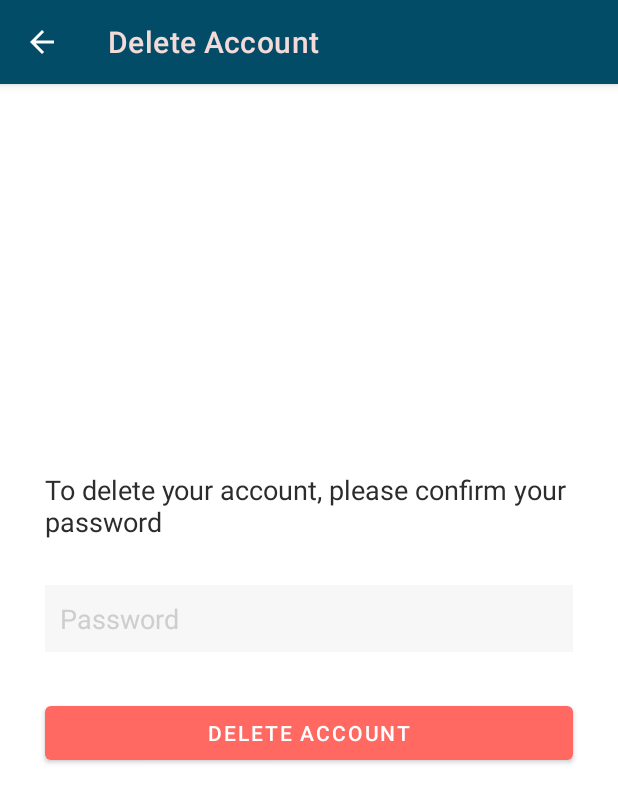
After one commit to YutingShang/SocialMemedia, an Android app: the DeleteAccountActivity screen opened directly, with no data from a screen before it, on a phone screen of 412 x 824 dp. The commit adds this screen. Shown: the top 803 px of the screen. Run offline under Robolectric (Android 15) with nearby library versions, the phone set to English and light mode, and no system bars; our stand-ins replace Firebase (no records; nobody signed in at launch, a user with empty details on screens opened directly).

Commit message:
Memedia User Re-Auth Delete Account and Last Message ListView Social Memedia V 4.0

```diff
--- /dev/null
+++ b/app/src/main/java/com/example/socialmemedia/DeleteAccountActivity.java
@@ -0,0 +1,137 @@
+package com.example.socialmemedia;
+
+import androidx.annotation.NonNull;
+import androidx.appcompat.app.AppCompatActivity;
+import androidx.appcompat.widget.Toolbar;
+
+import android.content.Intent;
+import android.os.Bundle;
+import android.util.Log;
+import android.view.View;
+import android.widget.Button;
+import android.widget.EditText;
+import android.widget.Toast;
+
+import com.google.android.gms.tasks.OnCompleteListener;
+import com.google.android.gms.tasks.OnFailureListener;
+import com.google.android.gms.tasks.Task;
+import com.google.firebase.auth.AuthCredential;
+import com.google.firebase.auth.EmailAuthCredential;
+import com.google.firebase.auth.EmailAuthProvider;
+import com.google.firebase.auth.FirebaseAuth;
+import com.google.firebase.auth.FirebaseUser;
+import com.google.firebase.database.DatabaseReference;
+import com.google.firebase.database.FirebaseDatabase;
+
+import java.util.Set;
+
+import static android.content.ContentValues.TAG;
+
+public class DeleteAccountActivity extends AppCompatActivity {
+
+    Button deleteButton;
+    EditText password;
+    Toolbar toolbar;
+    FirebaseAuth mAuth;
+    DatabaseReference databaseReference;
+
+    @Override
+    protected void onCreate(Bundle savedInstanceState) {
+        super.onCreate(savedInstanceState);
+        setContentView(R.layout.activity_delete_account);
+
+        password= findViewById(R.id.password);
+        deleteButton=findViewById(R.id.deleteAccountButton);
+        toolbar=findViewById(R.id.toolbar);
+        mAuth= FirebaseAuth.getInstance();
+        databaseReference= FirebaseDatabase.getInstance().getReference();
+
+        setSupportActionBar(toolbar);
+        toolbar.setNavigationOnClickListener(new View.OnClickListener() {
+            @Override
+            public void onClick(View v) {
+                Intent intent= new Intent(DeleteAccountActivity.this, SettingsActivity.class);
+                startActivity(intent);
+                overridePendingTransition(R.anim.slide_in_left,R.anim.slide_out_right);
+                //smooth page transition animation
+            }
+        });
+
+        deleteButton.setOnClickListener(new View.OnClickListener() {
+            @Override
+            public void onClick(View v) {
+                //re-authenticate user
+                if(password.getText().toString().trim().isEmpty()){
+                    Toast.makeText(DeleteAccountActivity.this, "Please enter your password", Toast.LENGTH_SHORT).show();
+                } else if (mAuth.getCurrentUser() != null) {
+                    AuthCredential authCredential = EmailAuthProvider.getCredential(mAuth.getCurrentUser().getEmail(), password.getText().toString().trim());
+
+                    mAuth.getCurrentUser().reauthenticate(authCredential).addOnCompleteListener(new OnCompleteListener<Void>() {
+                        @Override
+                        public void onComplete(@NonNull Task<Void> task) {
+                            if (task.isSuccessful()) {
+                                //delete firebase account and database details
+                                databaseReference.child("users").child(mAuth.getCurrentUser().getUid()).removeValue().addOnCompleteListener(new OnCompleteListener<Void>() {
+                                    @Override
+                                    public void onComplete(@NonNull Task<Void> task) {
+                                        Log.d(TAG, "onComplete: Deleted from database");
+                                    }
+                                }).addOnFailureListener(new OnFailureListener() {
+                                    @Override
+                                    public void onFailure(@NonNull Exception e) {
+                                        Log.d(TAG, "onFailure: not deleted from database. " + e.getMessage());
+                                    }
+                                });
+
+                                mAuth.getCurrentUser().delete().addOnCompleteListener(new OnCompleteListener<Void>() {    //deletes user from firebase authentication
+                                    @Override
+                                    public void onComplete(@NonNull Task<Void> task) {
+                                        if (task.isSuccessful()) {
+                                            Log.d(TAG, "onComplete: User account deleted");
+                                            Toast.makeText(DeleteAccountActivity.this, "User account deleted", Toast.LENGTH_SHORT).show();
+
+                                            Intent intent = new Intent(DeleteAccountActivity.this, SignUpActivity.class);
+                                            startActivity(intent);    //goes back to sign in page
+                                        }
+                                    }
+                                }).addOnFailureListener(new OnFailureListener() {
+                                    @Override
+                                    public void onFailure(@NonNull Exception e) {
+                                        Log.d(TAG, "onFailure: Error in deleting account. " + e.getMessage());
+                                        Toast.makeText(DeleteAccountActivity.this, "Error in deleting account. Log in again to retry.  " + e.getMessage(), Toast.LENGTH_SHORT).show();
+                                    }
+                                });
+
+                            }
+                        }
+                    }).addOnFailureListener(new OnFailureListener() {
+                        @Override
+                        public void onFailure(@NonNull  Exception e) {
+                            //ask to retry password
+                            Toast.makeText(DeleteAccountActivity.this, "Password incorrect. Please try again. "+e.getMessage(), Toast.LENGTH_SHORT).show();
+                            Log.d(TAG, "onFailure: to re-authenticate. "+e.getMessage());
+                        }
+                    });
+                }
+            }
+        });
+
+    }
+
+    @Override
+    public void onStart(){
+        super.onStart();
+        mAuth=FirebaseAuth.getInstance();
+        if(mAuth.getCurrentUser()==null){
+            Intent intent= new Intent(DeleteAccountActivity.this,SignUpActivity.class);
+            startActivity(intent);
+            //prevent glitches on signing up to this page
+        }
+    }
+
+    @Override
+    public void onBackPressed(){
+        super.onBackPressed();
+        overridePendingTransition(R.anim.slide_in_left,R.anim.slide_out_right);
+    }
+}
--- a/app/src/main/res/drawable/chat_background_left.xml
+++ b/app/src/main/res/drawable/chat_background_left.xml
@@ -3,7 +3,7 @@
     android:shape="rectangle">
 
     <corners
-        android:radius="10dp"
+        android:radius="16dp"
         android:topLeftRadius="0dp"/>
 
     <solid android:color="@color/fresco_pink"/>
--- a/app/src/main/res/drawable/chat_background_right.xml
+++ b/app/src/main/res/drawable/chat_background_right.xml
@@ -3,7 +3,7 @@
     android:shape="rectangle">
 
     <corners
-        android:radius="10dp"
+        android:radius="16dp"
         android:topRightRadius="0dp"/>
 
     <solid android:color="@color/fresco_blue"/>
--- /dev/null
+++ b/app/src/main/res/layout/activity_delete_account.xml
@@ -0,0 +1,72 @@
+<?xml version="1.0" encoding="utf-8"?>
+<androidx.constraintlayout.widget.ConstraintLayout xmlns:android="http://schemas.android.com/apk/res/android"
+    xmlns:app="http://schemas.android.com/apk/res-auto"
+    xmlns:tools="http://schemas.android.com/tools"
+    android:layout_width="match_parent"
+    android:layout_height="match_parent"
+    tools:context=".DeleteAccountActivity">
+
+    <androidx.appcompat.widget.Toolbar
+        android:id="@+id/toolbar"
+        android:layout_width="match_parent"
+        android:layout_height="?attr/actionBarSize"
+        android:background="@color/fresco_blue"
+        android:elevation="4dp"
+        android:theme="@style/ThemeOverlay.AppCompat.Dark.ActionBar"
+        app:layout_constraintTop_toTopOf="parent"
+        app:navigationIcon="?homeAsUpIndicator"
+        app:title="Delete Account"
+        app:titleTextColor="@color/fresco_pink" />
+
+    <EditText
+        android:id="@+id/password"
+        android:layout_width="match_parent"
+        android:layout_height="wrap_content"
+        android:layout_marginHorizontal="@dimen/widerGeneralSpace"
+        android:background="@color/transparent_off_white"
+        android:ems="10"
+        android:hint="Password"
+        android:inputType="textPassword"
+        android:paddingVertical="@dimen/generalSpace"
+        android:paddingLeft="@dimen/generalSpace"
+        android:textColor="@color/fresco_blue"
+        android:textColorHint="@color/light_grey"
+        android:textCursorDrawable="@drawable/custom_edit_text_cursor"
+        app:layout_constraintBottom_toBottomOf="parent"
+        app:layout_constraintEnd_toEndOf="parent"
+        app:layout_constraintHorizontal_bias="0.5"
+        app:layout_constraintStart_toStartOf="parent"
+        app:layout_constraintTop_toTopOf="parent" />
+
+    <TextView
+        android:id="@+id/deletion_text"
+        android:layout_width="match_parent"
+        android:layout_height="wrap_content"
+        android:text="@string/deletion_instructions"
+        app:layout_constraintBottom_toTopOf="@+id/password"
+        app:layout_constraintEnd_toEndOf="parent"
+        app:layout_constraintHorizontal_bias="0.5"
+        app:layout_constraintStart_toStartOf="parent"
+        android:layout_marginHorizontal="@dimen/widerGeneralSpace"
+        android:layout_marginVertical="@dimen/widerGeneralSpace"
+        android:textSize="@dimen/textSize"
+        style="@style/Theme.SocialMemedia"/>
+
+    <Button
+        android:id="@+id/deleteAccountButton"
+        android:layout_width="match_parent"
+        android:layout_height="wrap_content"
+        android:layout_marginHorizontal="30dp"
+        android:layout_marginTop="0dp"
+        app:backgroundTint="@color/pastel_red"
+        android:textColor="@color/white"
+        android:text="@string/delete_account"
+        app:layout_constraintLeft_toLeftOf="parent"
+        app:layout_constraintRight_toRightOf="parent"
+        android:layout_margin="@dimen/widerGeneralSpace"
+        app:layout_constraintTop_toBottomOf="@+id/password" />
+
+
+
+
+</androidx.constraintlayout.widget.ConstraintLayout>
--- a/app/src/main/res/values-night/themes.xml
+++ b/app/src/main/res/values-night/themes.xml
@@ -13,5 +13,6 @@
         <item name="android:statusBarColor" tools:targetApi="l">?attr/colorPrimaryVariant</item>
         <!-- Customize your theme here. -->
         <item name="android:colorBackground">@color/charcoal</item>
+        <item name="android:textColor">@color/white</item>
     </style>
 </resources>
--- a/app/src/main/res/values/colors.xml
+++ b/app/src/main/res/values/colors.xml
@@ -13,4 +13,5 @@
     <color name="fresco_blue">#034C67</color>
     <color name="fresco_pink">#F4DBD9</color>
     <color name="charcoal">#2C2C2C</color>
+    <color name="pastel_red">#ff6961</color>
 </resources>
--- a/app/src/main/res/values/dimensions.xml
+++ b/app/src/main/res/values/dimensions.xml
@@ -7,6 +7,6 @@
     <dimen name="cardWidth">150dp</dimen>
     <dimen name="imageSize">120dp</dimen>
     <dimen name="elevation">8dp</dimen>
-    <dimen name="textSize">20dp</dimen>
+    <dimen name="textSize">18dp</dimen>
 
 </resources>
--- a/app/src/main/res/values/strings.xml
+++ b/app/src/main/res/values/strings.xml
@@ -12,5 +12,6 @@
     <string name="hello_blank_fragment">Hello blank fragment</string>
     <string name="reset_password"><u>reset password</u></string>
     <string name="delete_account">Delete account</string>
+    <string name="deletion_instructions">To delete your account, please confirm your password</string>
     <string name="resend_verification"><u>resend email verification</u></string>
 </resources>
--- a/app/src/main/res/values/themes.xml
+++ b/app/src/main/res/values/themes.xml
@@ -12,5 +12,6 @@
         <!-- Status bar color. -->
         <item name="android:statusBarColor" tools:targetApi="l">?attr/colorPrimaryVariant</item>
         <!-- Customize your theme here. -->
+        <item name="android:textColor">@color/charcoal</item>
     </style>
 </resources>
```
Also changed, not shown: app/src/main/AndroidManifest.xml (+21 -13 lines), app/src/main/java/com/example/socialmemedia/ChatActivity.java (+12 -21 lines), app/src/main/java/com/example/socialmemedia/ContactListActivity.java (+15 -8 lines), app/src/main/java/com/example/socialmemedia/MessageAdapter.java (+4 -4 lines), app/src/main/java/com/example/socialmemedia/SettingsActivity.java (+3 -42 lines), app/src/main/res/layout/activity_contact_list.xml (+2 -22 lines).
